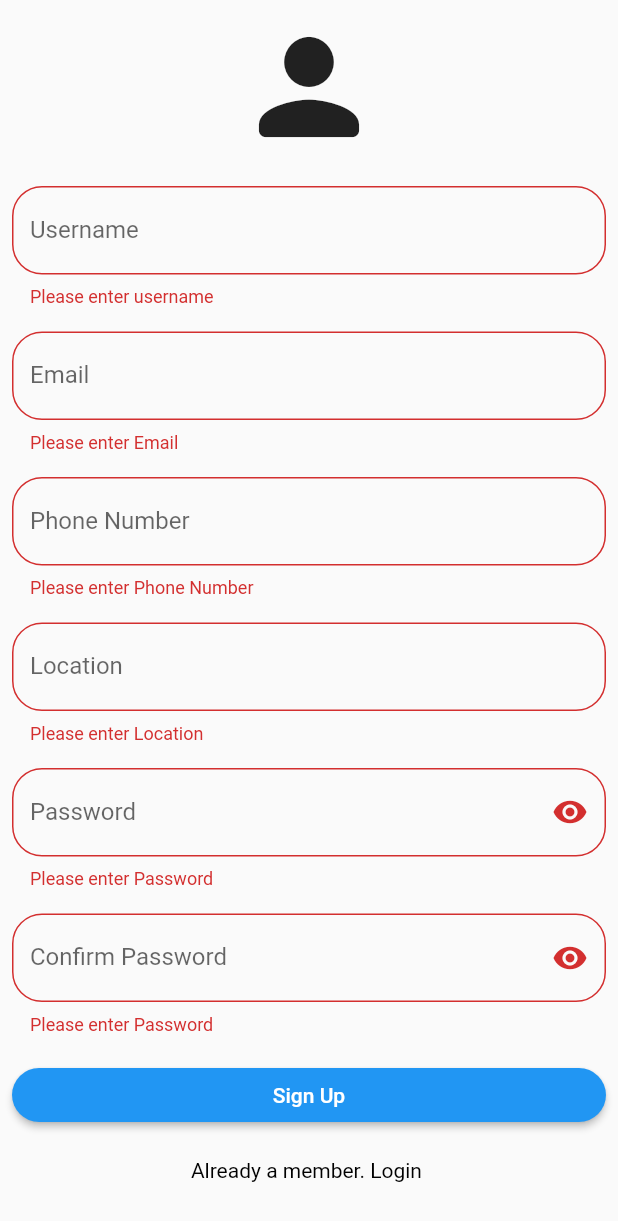
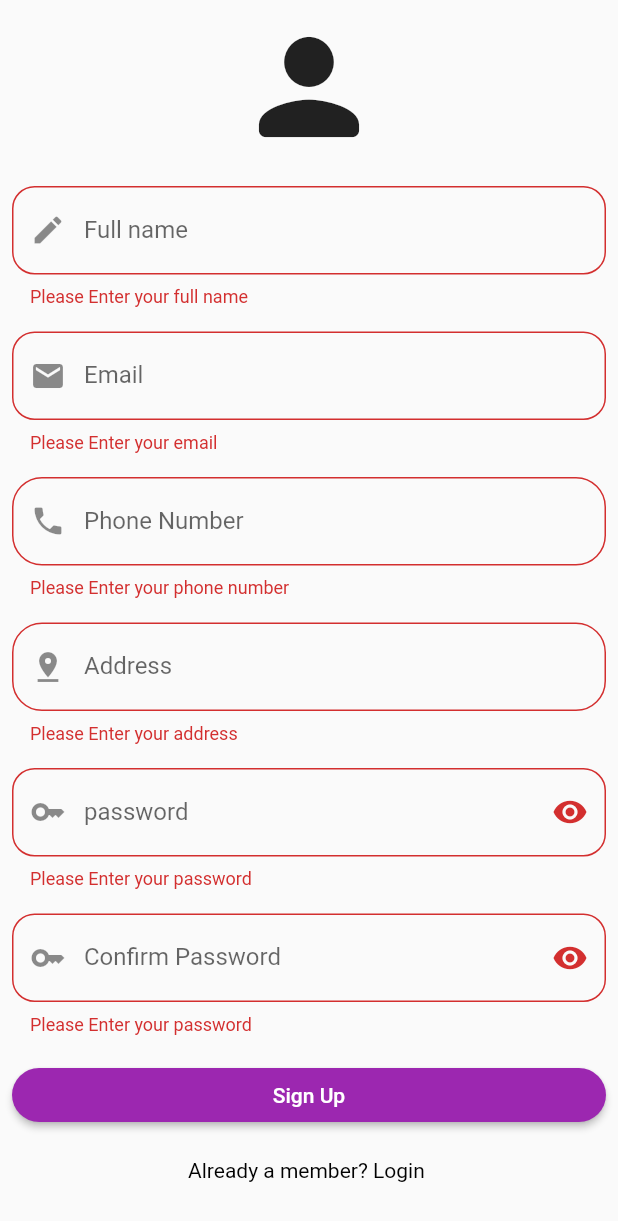
Before and after one commit to Mahendra-Magar/nep_blog, a Flutter app: the SignUpScreen screen opened by its route, after a tap on "Sign Up", on a phone screen of 412 x 824 dp. Shown: the top 1221 px of the screen. Run offline on Flutter 3.47's test engine with Material 2 defaults, Android fonts, the phone set to English and light mode, and no system bars.

Commit message:
Third commit

```diff
--- a/lib/presentation/resources/strings_manager.dart
+++ b/lib/presentation/resources/strings_manager.dart
@@ -9,20 +9,29 @@ class AppStrings {
   static const String continueText = "Continue";
   static const String introScreenText1 = "Welcome to Nep Blog, Let’s shop!";
   static const String introScreenText2 =
-      "We help people provide information \naround Nepal";
+      "We help people provide information \n around Nepal";
   static const String introScreenText3 =
       "We show the easy way to gain information. \nJust stay at home with us";
   // sign in
-  static const String signIn = "Sign In";
+  static const String signIn = "Sign in";
+  static const String username = "Username";
+  static const String enterUsername = "Enter username";
+
   static const String welcomeBack = "Welcome Back";
   static const String signInPageText =
       "Sign in with your email and password  \nor continue with social media";
+  static const String fullname = "Full name";
+  static const String enterfullname = "Enter your full name";
   static const String rememberMe = "Remember me";
   static const String forgotPassword = "ForgotPassword";
   static const String password = "password";
   static const String enterPassword = "Enter your password";
   static const String email = "Email";
   static const String enterEmail = "Enter your email";
+  static const String phoneNumber = "Phone Number";
+  static const String enterPhoneNumber = "Enter your phone number";
+  static const String address = "Address";
+  static const String enterAddress = "Enter your address";
   static const String signUp = "Sign Up";
   static const String noAccount = "Don’t have an account? ";
   static const String agreeWithConditions =
@@ -36,6 +45,7 @@ class AppStrings {
   //Error
   static const String kEmailNullError = "Please Enter your email";
   static const String kNameNullError = "Please Enter your username";
+  static const String kFullNamelNullError = "Please Enter your full name";
 
   static const String kInvalidEmailError = "Please Enter Valid Email";
   static const String kPassNullError = "Please Enter your password";
--- a/lib/presentation/signin_screen/sign_in_screen.dart
+++ b/lib/presentation/signin_screen/sign_in_screen.dart
@@ -1,4 +1,6 @@
 import 'package:flutter/material.dart';
+import 'package:nep_blog/presentation/resources/color_manager.dart';
+import 'package:nep_blog/presentation/resources/strings_manager.dart';
 
 import '../resources/routes_manager.dart';
 
@@ -18,6 +20,7 @@ class _SignInScreenState extends State<SignInScreen> {
   @override
   Widget build(BuildContext context) {
     return Scaffold(
+      // backgroundColor: ColorManager.kSecondaryColor,
       body: Form(
         key: _formKey,
         child: ListView(
@@ -28,7 +31,7 @@ class _SignInScreenState extends State<SignInScreen> {
                 child: SizedBox(
                   child: Icon(
                     Icons.person_rounded,
-                    size: 200,
+                    size: 150,
                   ),
                 ),
               ),
@@ -37,16 +40,17 @@ class _SignInScreenState extends State<SignInScreen> {
               padding: const EdgeInsets.all(8.0),
               child: TextFormField(
                 decoration: InputDecoration(
-                  labelText: "Username",
-                  hintText: "Enter Username",
+                  prefixIcon: const Icon(Icons.person),
+                  labelText: AppStrings.username,
+                  hintText: AppStrings.enterUsername,
                   border: OutlineInputBorder(
-                    borderRadius: BorderRadius.circular(20),
+                    borderRadius: BorderRadius.circular(15),
                   ),
                 ),
                 controller: username,
                 validator: (value) {
                   if (value == null || value.isEmpty) {
-                    return 'Please enter username';
+                    return AppStrings.kNameNullError;
                   }
                   return null;
                 },
@@ -57,10 +61,11 @@ class _SignInScreenState extends State<SignInScreen> {
               child: TextFormField(
                 obscureText: _isObscure,
                 decoration: InputDecoration(
-                    labelText: "Password",
-                    hintText: "Enter Password",
+                    prefixIcon: const Icon(Icons.key),
+                    labelText: AppStrings.password,
+                    hintText: AppStrings.enterPassword,
                     border: OutlineInputBorder(
-                      borderRadius: BorderRadius.circular(20),
+                      borderRadius: BorderRadius.circular(15),
                     ),
                     suffixIcon: IconButton(
                       icon: Icon(
@@ -74,7 +79,7 @@ class _SignInScreenState extends State<SignInScreen> {
                 controller: password,
                 validator: (value) {
                   if (value == null || value.isEmpty) {
-                    return 'Please enter password';
+                    return AppStrings.kPassNullError;
                   }
                   return null;
                 },
@@ -94,7 +99,7 @@ class _SignInScreenState extends State<SignInScreen> {
                   }
                 },
                 child: const Text(
-                  "Log In",
+                  AppStrings.signIn,
                   style: TextStyle(
                     color: Colors.white,
                   ),
@@ -105,7 +110,7 @@ class _SignInScreenState extends State<SignInScreen> {
               padding: EdgeInsets.all(10.0),
               child: Center(
                 child: SizedBox(
-                  child: Text("Forget Password",
+                  child: Text("Oops I forgot my password !",
                       style: TextStyle(
                         color: Colors.black,
                       )),
@@ -120,7 +125,7 @@ class _SignInScreenState extends State<SignInScreen> {
                     Navigator.pushNamed(context, Routes.signupScreen);
                   },
                   child: const SizedBox(
-                    child: Text("Not a member. Sign up now ",
+                    child: Text("Not a member? Sign up",
                         style: TextStyle(
                           color: Colors.black,
                         )),
--- a/lib/presentation/signup_screen/sign_up_screen.dart
+++ b/lib/presentation/signup_screen/sign_up_screen.dart
@@ -1,4 +1,5 @@
 import 'package:flutter/material.dart';
+import 'package:nep_blog/presentation/resources/strings_manager.dart';
 
 import '../resources/routes_manager.dart';
 
@@ -11,10 +12,10 @@ class SignUpScreen extends StatefulWidget {
 }
 
 class SignUpScreenState extends State<SignUpScreen> {
-  final TextEditingController username = TextEditingController();
+  final TextEditingController fullname = TextEditingController();
   final TextEditingController email = TextEditingController();
   final TextEditingController phoneNo = TextEditingController();
-  final TextEditingController location = TextEditingController();
+  final TextEditingController address = TextEditingController();
   final TextEditingController password = TextEditingController();
   final TextEditingController confirmPassword = TextEditingController();
   bool _isObscure = true;
@@ -42,16 +43,17 @@ class SignUpScreenState extends State<SignUpScreen> {
               padding: const EdgeInsets.all(8.0),
               child: TextFormField(
                 decoration: InputDecoration(
-                  labelText: "Username",
-                  hintText: "Enter Username",
+                  prefixIcon: const Icon(Icons.mode),
+                  labelText: AppStrings.fullname,
+                  hintText: AppStrings.enterfullname,
                   border: OutlineInputBorder(
-                    borderRadius: BorderRadius.circular(20),
+                    borderRadius: BorderRadius.circular(15),
                   ),
                 ),
-                controller: username,
+                controller: fullname,
                 validator: (value) {
                   if (value == null || value.isEmpty) {
-                    return 'Please enter username';
+                    return AppStrings.kFullNamelNullError;
                   }
                   return null;
                 },
@@ -61,16 +63,17 @@ class SignUpScreenState extends State<SignUpScreen> {
               padding: const EdgeInsets.all(8.0),
               child: TextFormField(
                 decoration: InputDecoration(
-                  labelText: "Email",
-                  hintText: "Enter Email",
+                  prefixIcon: const Icon(Icons.email),
+                  labelText: AppStrings.email,
+                  hintText: AppStrings.enterEmail,
                   border: OutlineInputBorder(
-                    borderRadius: BorderRadius.circular(20),
+                    borderRadius: BorderRadius.circular(15),
                   ),
                 ),
                 controller: email,
                 validator: (value) {
                   if (value == null || value.isEmpty) {
-                    return 'Please enter Email';
+                    return AppStrings.kEmailNullError;
                   }
                   return null;
                 },
@@ -80,8 +83,9 @@ class SignUpScreenState extends State<SignUpScreen> {
               padding: const EdgeInsets.all(8.0),
               child: TextFormField(
                 decoration: InputDecoration(
-                  labelText: "Phone Number",
-                  hintText: "Enter Phone Number",
+                  prefixIcon: const Icon(Icons.phone),
+                  labelText: AppStrings.phoneNumber,
+                  hintText: AppStrings.enterPhoneNumber,
                   border: OutlineInputBorder(
                     borderRadius: BorderRadius.circular(20),
                   ),
@@ -89,7 +93,7 @@ class SignUpScreenState extends State<SignUpScreen> {
                 controller: phoneNo,
                 validator: (value) {
                   if (value == null || value.isEmpty) {
-                    return 'Please enter Phone Number';
+                    return AppStrings.kPhoneNumberNullError;
                   }
                   return null;
                 },
@@ -99,16 +103,17 @@ class SignUpScreenState extends State<SignUpScreen> {
               padding: const EdgeInsets.all(8.0),
               child: TextFormField(
                 decoration: InputDecoration(
-                  labelText: "Location",
-                  hintText: "Enter Location",
+                  prefixIcon: const Icon(Icons.pin_drop),
+                  labelText: AppStrings.address,
+                  hintText: AppStrings.enterAddress,
                   border: OutlineInputBorder(
                     borderRadius: BorderRadius.circular(20),
                   ),
                 ),
-                controller: location,
+                controller: address,
                 validator: (value) {
                   if (value == null || value.isEmpty) {
-                    return 'Please enter Location';
+                    return AppStrings.kAddressNullError;
                   }
                   return null;
                 },
@@ -119,10 +124,11 @@ class SignUpScreenState extends State<SignUpScreen> {
               child: TextFormField(
                 obscureText: _isObscure,
                 decoration: InputDecoration(
-                    labelText: "Password",
-                    hintText: "Enter Password",
+                    prefixIcon: const Icon(Icons.key),
+                    labelText: AppStrings.password,
+                    hintText: AppStrings.enterPassword,
                     border: OutlineInputBorder(
-                      borderRadius: BorderRadius.circular(20),
+                      borderRadius: BorderRadius.circular(15),
                     ),
                     suffixIcon: IconButton(
                       icon: Icon(
@@ -136,7 +142,7 @@ class SignUpScreenState extends State<SignUpScreen> {
                 controller: password,
                 validator: (value) {
                   if (value == null || value.isEmpty) {
-                    return 'Please enter Password';
+                    return AppStrings.kPassNullError;
                   }
                   return null;
                 },
@@ -147,10 +153,11 @@ class SignUpScreenState extends State<SignUpScreen> {
               child: TextFormField(
                 obscureText: _isObscure,
                 decoration: InputDecoration(
-                    labelText: "Confirm Password",
-                    hintText: "Enter Password",
+                    prefixIcon: const Icon(Icons.key),
+                    labelText: AppStrings.confirmPassword,
+                    hintText: AppStrings.enterPassword,
                     border: OutlineInputBorder(
-                      borderRadius: BorderRadius.circular(20),
+                      borderRadius: BorderRadius.circular(15),
                     ),
                     suffixIcon: IconButton(
                       icon: Icon(
@@ -164,7 +171,7 @@ class SignUpScreenState extends State<SignUpScreen> {
                 controller: confirmPassword,
                 validator: (value) {
                   if (value == null || value.isEmpty) {
-                    return 'Please enter Password';
+                    return AppStrings.kPassNullError;
                   }
                   return null;
                 },
@@ -173,7 +180,7 @@ class SignUpScreenState extends State<SignUpScreen> {
             Padding(
               padding: const EdgeInsets.all(8.0),
               child: MaterialButton(
-                color: Colors.blue,
+                color: Colors.purple,
                 shape: RoundedRectangleBorder(
                   borderRadius: BorderRadius.circular(30),
                 ),
@@ -201,7 +208,7 @@ class SignUpScreenState extends State<SignUpScreen> {
                   onTap: () => Navigator.pushReplacementNamed(
                       context, Routes.signinScreen),
                   child: const SizedBox(
-                    child: Text("Already a member. Login ",
+                    child: Text("Already a member? Login ",
                         style: TextStyle(
                           color: Colors.black,
                         )),
```
